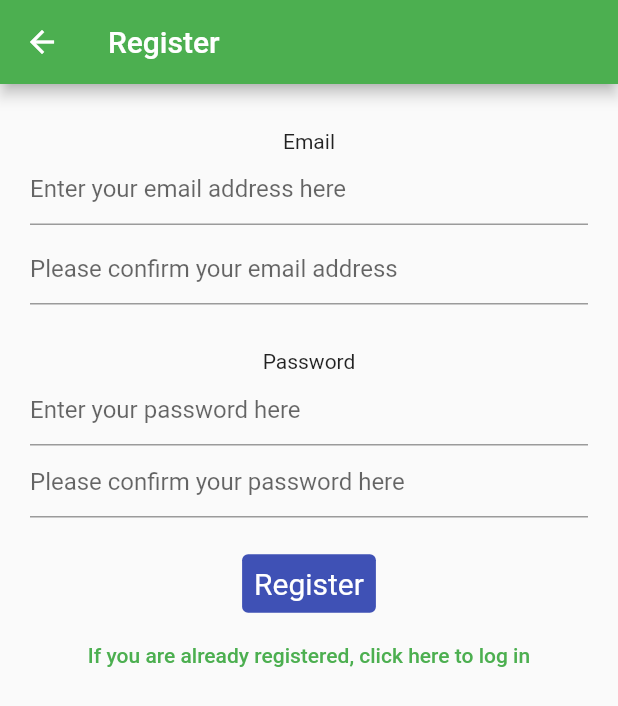
After one commit to owhiteman/shared-list, a Flutter app: the RegisterView screen opened directly, on a phone screen of 412 x 824 dp. The commit adds this screen. Shown: the top 706 px of the screen. Run offline on Flutter 3.47's test engine with Material 2 defaults, Android fonts, the phone set to English and light mode, and no system bars.

Commit message:
Login & register view - no functionality

```diff
--- a/lib/main.dart
+++ b/lib/main.dart
@@ -4,7 +4,7 @@ void main() {
   runApp(MaterialApp(
     title: 'Shared List',
     theme: ThemeData(
-      primarySwatch: Colors.blueGrey,
+      primarySwatch: Colors.green,
     ),
     home: const HomePage(),
   ));
@@ -60,6 +60,7 @@ class _HomePageState extends State<HomePage> {
         ],
         currentIndex: _selectedIndex,
         selectedItemColor: Colors.amber[800],
+        backgroundColor: Colors.blueAccent,
         onTap: _onItemTapped,
       ),
     );
--- /dev/null
+++ b/lib/views/register_view.dart
@@ -0,0 +1,101 @@
+import 'package:flutter/material.dart';
+
+class RegisterView extends StatefulWidget {
+  const RegisterView({Key? key}) : super(key: key);
+
+  @override
+  State<RegisterView> createState() => _RegisterViewState();
+}
+
+class _RegisterViewState extends State<RegisterView> {
+  late final TextEditingController _email;
+  late final TextEditingController _confirmEmail;
+  late final TextEditingController _password;
+  late final TextEditingController _confirmPassword;
+
+  @override
+  void initState() {
+    _email = TextEditingController();
+    _confirmEmail = TextEditingController();
+    _password = TextEditingController();
+    _confirmPassword = TextEditingController();
+    super.initState();
+  }
+
+  @override
+  void dispose() {
+    _email.dispose();
+    _password.dispose();
+    super.dispose();
+  }
+
+  @override
+  Widget build(BuildContext context) {
+    return Scaffold(
+      appBar: AppBar(
+        title: const Text('Register'),
+      ),
+      body: Padding(
+        padding: const EdgeInsets.all(20.0),
+        child: Column(children: [
+          const SizedBox(height: 10),
+          const Text('Email'),
+          TextField(
+            controller: _email,
+            enableSuggestions: false,
+            autocorrect: false,
+            keyboardType: TextInputType.emailAddress,
+            decoration: const InputDecoration(
+              hintText: 'Enter your email address here',
+            ),
+          ),
+          const SizedBox(height: 5),
+          TextField(
+            controller: _confirmEmail,
+            enableSuggestions: false,
+            autocorrect: false,
+            keyboardType: TextInputType.emailAddress,
+            decoration: const InputDecoration(
+              hintText: 'Please confirm your email address',
+            ),
+          ),
+          const SizedBox(height: 30),
+          const Text('Password'),
+          TextField(
+            controller: _password,
+            obscureText: true,
+            enableSuggestions: false,
+            autocorrect: false,
+            decoration: const InputDecoration(
+              hintText: 'Enter your password here',
+            ),
+          ),
+          TextField(
+            controller: _confirmPassword,
+            obscureText: true,
+            enableSuggestions: false,
+            autocorrect: false,
+            decoration: const InputDecoration(
+              hintText: 'Please confirm your password here',
+            ),
+          ),
+          const SizedBox(height: 20),
+          TextButton(
+            style: TextButton.styleFrom(
+              textStyle: const TextStyle(fontSize: 20),
+              backgroundColor: Colors.indigo,
+              primary: Colors.white,
+            ),
+            onPressed: () {},
+            child: const Text('Register'),
+          ),
+          TextButton(
+            onPressed: () {},
+            child: const Text(
+                'If you are already registered, click here to log in'),
+          )
+        ]),
+      ),
+    );
+  }
+}
```
Also changed, not shown: lib/views/login_view.dart (added, +74 -0 lines).
